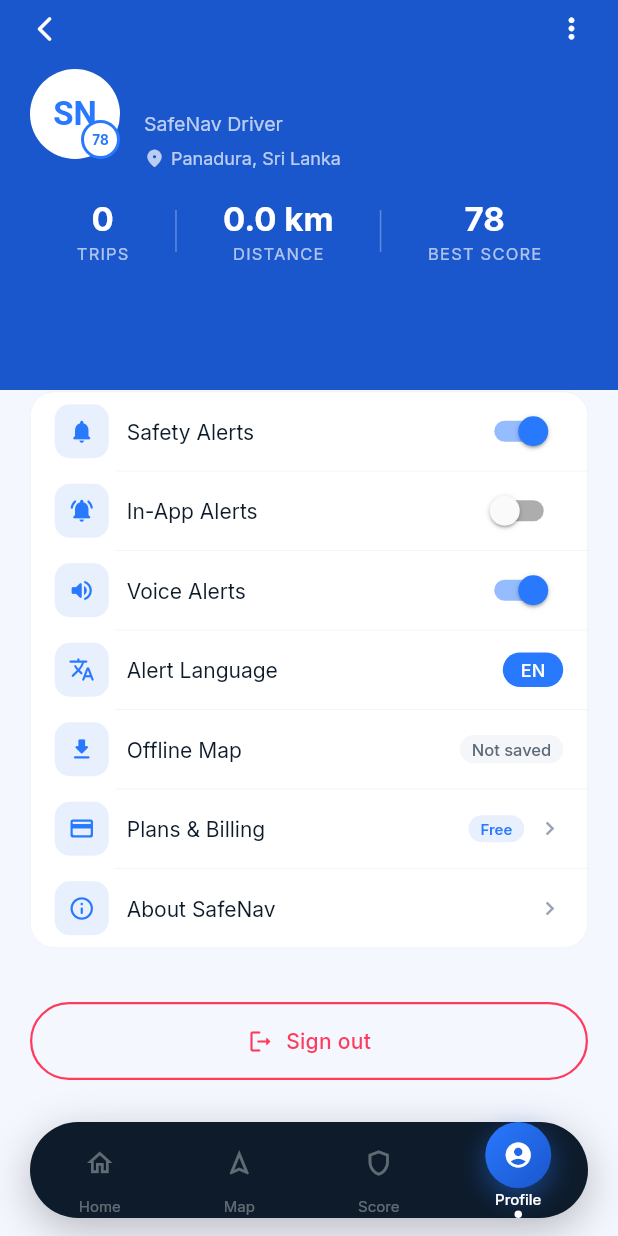
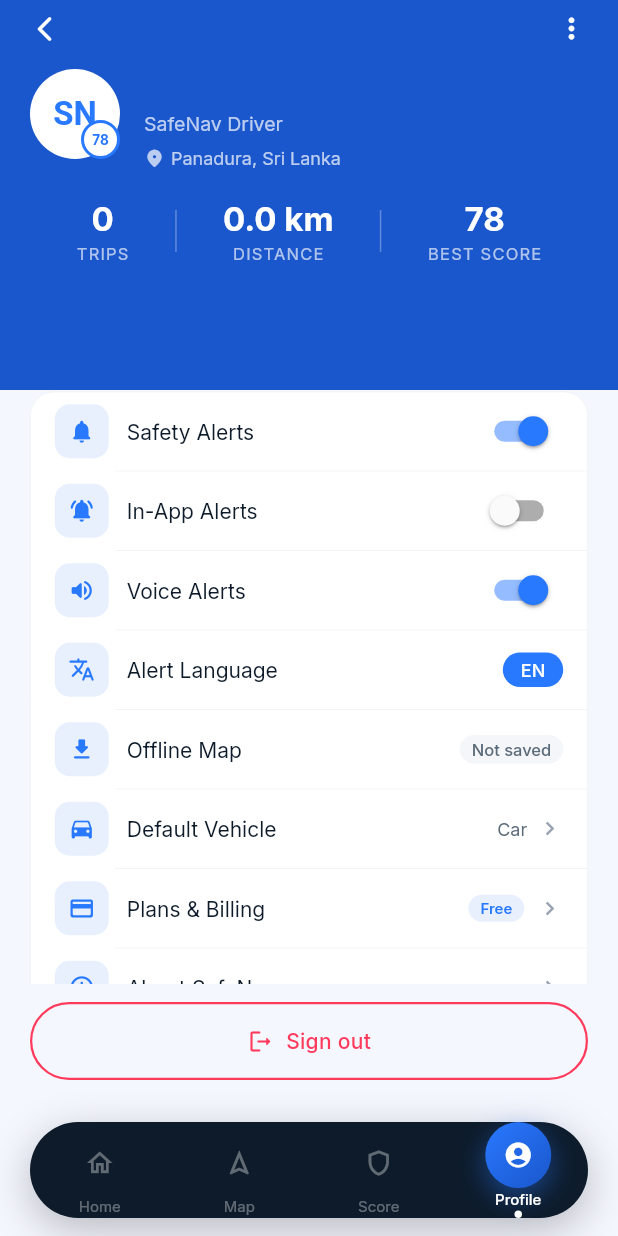
Before and after one commit to akash-de-alwis/R26-IT-048, a Flutter app: the ProfileScreen screen opened by its route, scrolled down 509 dp, on a phone screen of 412 x 824 dp. Run offline on Flutter 3.47's test engine with Material 3 defaults, Android fonts, the phone set to English and light mode, and no system bars; our stand-ins replace firebase_auth, firebase_core, flutter_dotenv, flutter_local_notifications, flutter_tts, geolocator and 6 more; missing offline and left inert: mapbox_maps_flutter; accounts and stored records are empty.

Commit message:
Add vehicle preference functionality with selection and default options

```diff
--- a/safenav/lib/main.dart
+++ b/safenav/lib/main.dart
@@ -12,6 +12,7 @@
 import './member3_alert_system/part1/services/notification_service.dart';
 import './member4_driver_scoring/part1/services/sensor_service.dart';
 import './member1_risk_prediction/part2/services/realtime_risk_service.dart';
+import './member1_risk_prediction/part2/services/vehicle_preference_service.dart';
 import './app.dart';
 
 void main() async {
@@ -42,6 +43,13 @@
         ),
         ChangeNotifierProvider(create: (_) => AuthService()),
         ChangeNotifierProvider(create: (_) => RealtimeRiskService()),
+        ChangeNotifierProvider(
+          create: (_) {
+            final svc = VehiclePreferenceService();
+            svc.loadFromStorage();
+            return svc;
+          },
+        ),
       ],
       child: const SafeNavApp(),
     );
--- /dev/null
+++ b/safenav/lib/member1_risk_prediction/part2/models/vehicle_type_model.dart
@@ -0,0 +1,89 @@
+import 'package:flutter/material.dart';
+
+class VehicleTypeInfo {
+  final String id;
+  final String displayName;
+  final IconData icon;
+  final String description;
+  final Color accentColor;
+  final double riskMultiplier;
+
+  const VehicleTypeInfo({
+    required this.id,
+    required this.displayName,
+    required this.icon,
+    required this.description,
+    required this.accentColor,
+    required this.riskMultiplier,
+  });
+}
+
+// All available vehicle types — these MUST match the backend VehicleType enum
+// in services/member1_part2/schemas.py
+class VehicleTypes {
+  static const List<VehicleTypeInfo> all = [
+    VehicleTypeInfo(
+      id: 'Car',
+      displayName: 'Car',
+      icon: Icons.directions_car_rounded,
+      description: 'Standard passenger car',
+      accentColor: Color(0xFF2979FF),
+      riskMultiplier: 1.00,
+    ),
+    VehicleTypeInfo(
+      id: 'Motorcycle',
+      displayName: 'Motorcycle',
+      icon: Icons.two_wheeler_rounded,
+      description: 'Highest accident vulnerability',
+      accentColor: Color(0xFFFF3B5C),
+      riskMultiplier: 1.40,
+    ),
+    VehicleTypeInfo(
+      id: 'Three Wheeler',
+      displayName: 'Three Wheeler',
+      icon: Icons.electric_rickshaw_rounded,
+      description: 'Tuk-tuk, auto rickshaw',
+      accentColor: Color(0xFFFF8C42),
+      riskMultiplier: 1.25,
+    ),
+    VehicleTypeInfo(
+      id: 'Van',
+      displayName: 'Van',
+      icon: Icons.airport_shuttle_rounded,
+      description: 'Passenger or cargo van',
+      accentColor: Color(0xFF2979FF),
+      riskMultiplier: 1.05,
+    ),
+    VehicleTypeInfo(
+      id: 'Bus',
+      displayName: 'Bus',
+      icon: Icons.directions_bus_rounded,
+      description: 'Public or private bus',
+      accentColor: Color(0xFFFFB300),
+      riskMultiplier: 1.15,
+    ),
+    VehicleTypeInfo(
+      id: 'Lorry',
+      displayName: 'Lorry',
+      icon: Icons.local_shipping_rounded,
+      description: 'Heavy goods truck',
+      accentColor: Color(0xFFFFB300),
+      riskMultiplier: 1.20,
+    ),
+    VehicleTypeInfo(
+      id: 'Jeep',
+      displayName: 'Jeep',
+      icon: Icons.directions_car_filled_rounded,
+      description: 'SUV or 4WD',
+      accentColor: Color(0xFF2979FF),
+      riskMultiplier: 1.05,
+    ),
+  ];
+
+  static VehicleTypeInfo byId(String id) {
+    return all.firstWhere(
+      (v) => v.id == id,
+      orElse: () => all.first,
+    );
+  }
+}
--- /dev/null
+++ b/safenav/lib/member1_risk_prediction/part2/services/vehicle_preference_service.dart
@@ -0,0 +1,47 @@
+import 'package:flutter/foundation.dart';
+import 'package:shared_preferences/shared_preferences.dart';
+
+class VehiclePreferenceService extends ChangeNotifier {
+  static const String _defaultKey = 'default_vehicle_type';
+  static const String _lastUsedKey = 'last_used_vehicle_type';
+
+  String _defaultVehicle = 'Car';
+  String _currentVehicle = 'Car';
+  bool _hasSelectedThisSession = false;
+
+  String get defaultVehicle => _defaultVehicle;
+  String get currentVehicle => _currentVehicle;
+  bool get hasSelectedThisSession => _hasSelectedThisSession;
+
+  Future<void> loadFromStorage() async {
+    final prefs = await SharedPreferences.getInstance();
+    _defaultVehicle = prefs.getString(_defaultKey) ?? 'Car';
+    final lastUsed = prefs.getString(_lastUsedKey);
+    _currentVehicle = lastUsed ?? _defaultVehicle;
+    // If the user previously made an explicit choice, skip the prompt
+    if (lastUsed != null) {
+      _hasSelectedThisSession = true;
+    }
+    notifyListeners();
+  }
+
+  /// Marks vehicle selection as done for this session (resets on app restart).
+  void markSessionSelected() {
+    _hasSelectedThisSession = true;
+    notifyListeners();
+  }
+
+  Future<void> setDefault(String vehicleId) async {
+    _defaultVehicle = vehicleId;
+    final prefs = await SharedPreferences.getInstance();
+    await prefs.setString(_defaultKey, vehicleId);
+    notifyListeners();
+  }
+
+  Future<void> setCurrent(String vehicleId) async {
+    _currentVehicle = vehicleId;
+    final prefs = await SharedPreferences.getInstance();
+    await prefs.setString(_lastUsedKey, vehicleId);
+    notifyListeners();
+  }
+}
--- a/safenav/lib/screens/profile/profile_screen.dart
+++ b/safenav/lib/screens/profile/profile_screen.dart
@@ -8,6 +8,9 @@
 import '../../member4_driver_scoring/part1/models/trip_session.dart';
 import '../../member4_driver_scoring/part1/services/sensor_service.dart';
 import '../../shared/widgets/offline_map_sheet.dart';
+import '../../member1_risk_prediction/part2/models/vehicle_type_model.dart';
+import '../../member1_risk_prediction/part2/services/vehicle_preference_service.dart';
+import '../../member1_risk_prediction/part2/widgets/vehicle_selection_sheet.dart';
 
 class ProfileScreen extends StatefulWidget {
   const ProfileScreen({super.key});
@@ -935,6 +938,38 @@
             ),
           ),
           const _SettingsDivider(),
+          Consumer<VehiclePreferenceService>(
+            builder: (ctx, pref, _) {
+              final v = VehicleTypes.byId(pref.defaultVehicle);
+              return _SettingRow(
+                icon: Icons.directions_car_rounded,
+                label: 'Default Vehicle',
+                trailing: Row(
+                  mainAxisSize: MainAxisSize.min,
+                  children: [
+                    Text(
+                      v.displayName,
+                      style: const TextStyle(
+                        fontSize: 12,
+                        color: Color(0xFF5C6B7A),
+                      ),
+                    ),
+                    const SizedBox(width: 6),
+                    const Icon(Icons.chevron_right,
+                        size: 18, color: Color(0xFF9AA3B2)),
+                  ],
+                ),
+                onTap: () async {
+                  await VehicleSelectionSheet.show(
+                    context,
+                    showSetDefaultOption: false,
+                    forceSetDefault: true,
+                  );
+                },
+              );
+            },
+          ),
+          const _SettingsDivider(),
           _SettingRow(
             icon: Icons.credit_card_rounded,
             label: 'Plans & Billing',
```
Also changed, not shown: safenav/lib/member1_risk_prediction/part2/widgets/vehicle_card.dart (added, +127 -0 lines), safenav/lib/member1_risk_prediction/part2/widgets/vehicle_picker_button.dart (added, +58 -0 lines), safenav/lib/member1_risk_prediction/part2/widgets/vehicle_selection_sheet.dart (added, +238 -0 lines), safenav/lib/screens/map/map_screen.dart (+20 -0 lines).
